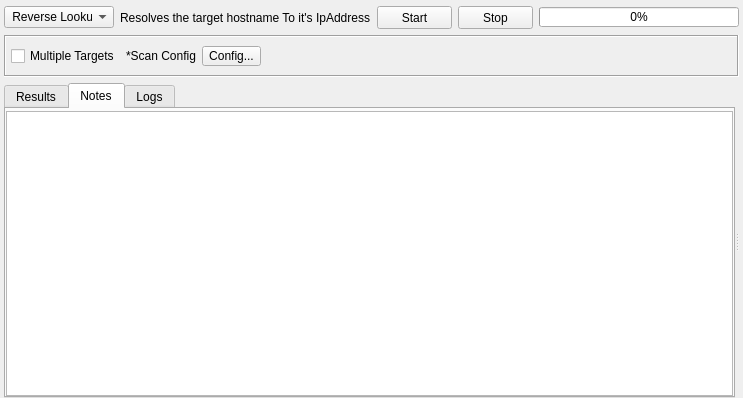
This is sub3suite/src/engines/ip/Ip.ui in 3nock/OTE as Qt 5 draws it before an edit. The edited form follows.
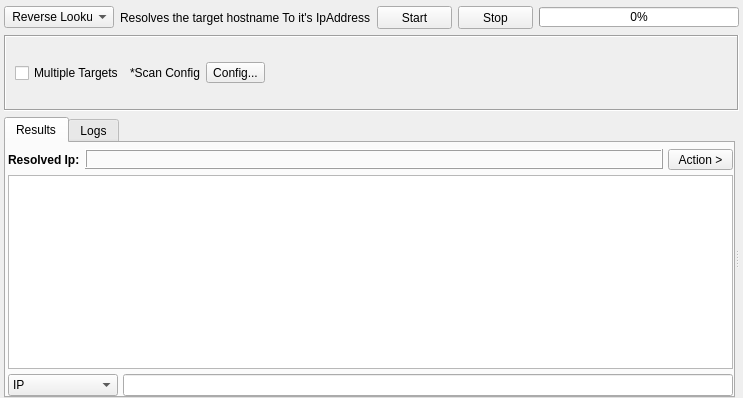
This is the edited form. The open tabs and pages were chosen to show the change. Custom widgets are drawn as their Qt base class.

Patch:
```diff
--- a/sub3suite/src/engines/ip/Ip.ui
+++ b/sub3suite/src/engines/ip/Ip.ui
@@ -149,28 +149,7 @@
     </layout>
    </item>
    <item>
-    <widget class="QFrame" name="frame">
-     <property name="sizePolicy">
-      <sizepolicy hsizetype="Preferred" vsizetype="Maximum">
-       <horstretch>0</horstretch>
-       <verstretch>0</verstretch>
-      </sizepolicy>
-     </property>
-     <property name="minimumSize">
-      <size>
-       <width>0</width>
-       <height>42</height>
-      </size>
-     </property>
-     <property name="maximumSize">
-      <size>
-       <width>16777215</width>
-       <height>42</height>
-      </size>
-     </property>
-     <property name="styleSheet">
-      <string notr="true"/>
-     </property>
+    <widget class="QFrame" name="">
      <property name="frameShape">
       <enum>QFrame::Box</enum>
      </property>
@@ -179,11 +158,17 @@
      </property>
      <layout class="QHBoxLayout" name="horizontalLayout_2">
       <property name="leftMargin">
-       <number>5</number>
+       <number>9</number>
+      </property>
+      <property name="topMargin">
+       <number>6</number>
       </property>
       <property name="rightMargin">
        <number>9</number>
       </property>
+      <property name="bottomMargin">
+       <number>6</number>
+      </property>
       <item>
        <widget class="QCheckBox" name="checkBoxMultipleTargets">
         <property name="text">
@@ -467,28 +452,6 @@
            </item>
           </layout>
          </widget>
-         <widget class="QWidget" name="tabNotes">
-          <attribute name="title">
-           <string>Notes</string>
-          </attribute>
-          <layout class="QVBoxLayout" name="verticalLayout_2">
-           <property name="leftMargin">
-            <number>0</number>
-           </property>
-           <property name="topMargin">
-            <number>2</number>
-           </property>
-           <property name="rightMargin">
-            <number>0</number>
-           </property>
-           <property name="bottomMargin">
-            <number>0</number>
-           </property>
-           <item>
-            <widget class="QPlainTextEdit" name="plainTextEditNotes"/>
-           </item>
-          </layout>
-         </widget>
          <widget class="QWidget" name="tab_logs">
           <attribute name="title">
            <string>Logs</string>
```
